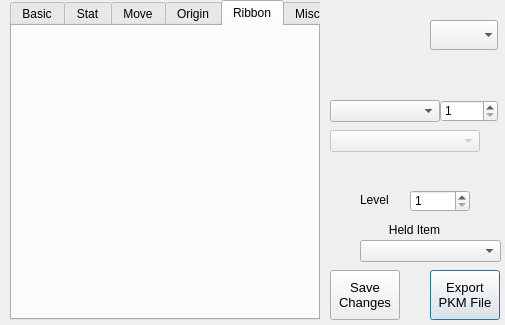
First picture: the form in QT Projects/pkmviewer.ui, repository Annovae/PKMDS-G5, before the edit.
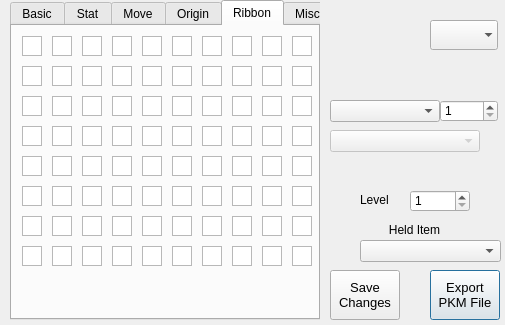
Second picture: the form after the edit. The open tabs and pages were chosen to show the change.

Commit message: Started work on Ribbons in Qt

Patch:
```diff
--- a/QT Projects/pkmviewer.ui
+++ b/QT Projects/pkmviewer.ui
@@ -2726,6 +2726,806 @@
     <attribute name="title">
      <string>Ribbon</string>
     </attribute>
+    <widget class="QGraphicsView" name="pbRibbon_01">
+     <property name="geometry">
+      <rect>
+       <x>10</x>
+       <y>10</y>
+       <width>20</width>
+       <height>20</height>
+      </rect>
+     </property>
+    </widget>
+    <widget class="QGraphicsView" name="pbRibbon_02">
+     <property name="geometry">
+      <rect>
+       <x>40</x>
+       <y>10</y>
+       <width>20</width>
+       <height>20</height>
+      </rect>
+     </property>
+    </widget>
+    <widget class="QGraphicsView" name="pbRibbon_03">
+     <property name="geometry">
+      <rect>
+       <x>70</x>
+       <y>10</y>
+       <width>20</width>
+       <height>20</height>
+      </rect>
+     </property>
+    </widget>
+    <widget class="QGraphicsView" name="pbRibbon_04">
+     <property name="geometry">
+      <rect>
+       <x>100</x>
+       <y>10</y>
+       <width>20</width>
+       <height>20</height>
+      </rect>
+     </property>
+    </widget>
+    <widget class="QGraphicsView" name="pbRibbon_05">
+     <property name="geometry">
+      <rect>
+       <x>130</x>
+       <y>10</y>
+       <width>20</width>
+       <height>20</height>
+      </rect>
+     </property>
+    </widget>
+    <widget class="QGraphicsView" name="pbRibbon_06">
+     <property name="geometry">
+      <rect>
+       <x>160</x>
+       <y>10</y>
+       <width>20</width>
+       <height>20</height>
+      </rect>
+     </property>
+    </widget>
+    <widget class="QGraphicsView" name="pbRibbon_07">
+     <property name="geometry">
+      <rect>
+       <x>190</x>
+       <y>10</y>
+       <width>20</width>
+       <height>20</height>
+      </rect>
+     </property>
+    </widget>
+    <widget class="QGraphicsView" name="pbRibbon_08">
+     <property name="geometry">
+      <rect>
+       <x>220</x>
+       <y>10</y>
+       <width>20</width>
+       <height>20</height>
+      </rect>
+     </property>
+    </widget>
+    <widget class="QGraphicsView" name="pbRibbon_09">
+     <property name="geometry">
+      <rect>
+       <x>250</x>
+       <y>10</y>
+       <width>20</width>
+       <height>20</height>
+      </rect>
+     </property>
+    </widget>
+    <widget class="QGraphicsView" name="pbRibbon_10">
+     <property name="geometry">
+      <rect>
+       <x>280</x>
+       <y>10</y>
+       <width>20</width>
+       <height>20</height>
+      </rect>
+     </property>
+    </widget>
+    <widget class="QGraphicsView" name="pbRibbon_11">
+     <property name="geometry">
+      <rect>
+       <x>10</x>
+       <y>40</y>
+       <width>20</width>
+       <height>20</height>
+      </rect>
+     </property>
+    </widget>
+    <widget class="QGraphicsView" name="pbRibbon_12">
+     <property name="geometry">
+      <rect>
+       <x>40</x>
+       <y>40</y>
+       <width>20</width>
+       <height>20</height>
+      </rect>
+     </property>
+    </widget>
+    <widget class="QGraphicsView" name="pbRibbon_13">
+     <property name="geometry">
+      <rect>
+       <x>70</x>
+       <y>40</y>
+       <width>20</width>
+       <height>20</height>
+      </rect>
+     </property>
+    </widget>
+    <widget class="QGraphicsView" name="pbRibbon_14">
+     <property name="geometry">
+      <rect>
+       <x>100</x>
+       <y>40</y>
+       <width>20</width>
+       <height>20</height>
+      </rect>
+     </property>
+    </widget>
+    <widget class="QGraphicsView" name="pbRibbon_15">
+     <property name="geometry">
+      <rect>
+       <x>130</x>
+       <y>40</y>
+       <width>20</width>
+       <height>20</height>
+      </rect>
+     </property>
+    </widget>
+    <widget class="QGraphicsView" name="pbRibbon_16">
+     <property name="geometry">
+      <rect>
+       <x>160</x>
+       <y>40</y>
+       <width>20</width>
+       <height>20</height>
+      </rect>
+     </property>
+    </widget>
+    <widget class="QGraphicsView" name="pbRibbon_17">
+     <property name="geometry">
+      <rect>
+       <x>190</x>
+       <y>40</y>
+       <width>20</width>
+       <height>20</height>
+      </rect>
+     </property>
+    </widget>
+    <widget class="QGraphicsView" name="pbRibbon_18">
+     <property name="geometry">
+      <rect>
+       <x>220</x>
+       <y>40</y>
+       <width>20</width>
+       <height>20</height>
+      </rect>
+     </property>
+    </widget>
+    <widget class="QGraphicsView" name="pbRibbon_19">
+     <property name="geometry">
+      <rect>
+       <x>250</x>
+       <y>40</y>
+       <width>20</width>
+       <height>20</height>
+      </rect>
+     </property>
+    </widget>
+    <widget class="QGraphicsView" name="pbRibbon_20">
+     <property name="geometry">
+      <rect>
+       <x>280</x>
+       <y>40</y>
+       <width>20</width>
+       <height>20</height>
+      </rect>
+     </property>
+    </widget>
+    <widget class="QGraphicsView" name="pbRibbon_21">
+     <property name="geometry">
+      <rect>
+       <x>10</x>
+       <y>70</y>
+       <width>20</width>
+       <height>20</height>
+      </rect>
+     </property>
+    </widget>
+    <widget class="QGraphicsView" name="pbRibbon_22">
+     <property name="geometry">
+      <rect>
+       <x>40</x>
+       <y>70</y>
+       <width>20</width>
+       <height>20</height>
+      </rect>
+     </property>
+    </widget>
+    <widget class="QGraphicsView" name="pbRibbon_23">
+     <property name="geometry">
+      <rect>
+       <x>70</x>
+       <y>70</y>
+       <width>20</width>
+       <height>20</height>
+      </rect>
+     </property>
+    </widget>
+    <widget class="QGraphicsView" name="pbRibbon_24">
+     <property name="geometry">
+      <rect>
+       <x>100</x>
+       <y>70</y>
+       <width>20</width>
+       <height>20</height>
+      </rect>
+     </property>
+    </widget>
+    <widget class="QGraphicsView" name="pbRibbon_25">
+     <property name="geometry">
+      <rect>
+       <x>130</x>
+       <y>70</y>
+       <width>20</width>
+       <height>20</height>
+      </rect>
+     </property>
+    </widget>
+    <widget class="QGraphicsView" name="pbRibbon_26">
+     <property name="geometry">
+      <rect>
+       <x>160</x>
+       <y>70</y>
+       <width>20</width>
+       <height>20</height>
+      </rect>
+     </property>
+    </widget>
+    <widget class="QGraphicsView" name="pbRibbon_27">
+     <property name="geometry">
+      <rect>
+       <x>190</x>
+       <y>70</y>
+       <width>20</width>
+       <height>20</height>
+      </rect>
+     </property>
+    </widget>
+    <widget class="QGraphicsView" name="pbRibbon_28">
+     <property name="geometry">
+      <rect>
+       <x>220</x>
+       <y>70</y>
+       <width>20</width>
+       <height>20</height>
+      </rect>
+     </property>
+    </widget>
+    <widget class="QGraphicsView" name="pbRibbon_29">
+     <property name="geometry">
+      <rect>
+       <x>250</x>
+       <y>70</y>
+       <width>20</width>
+       <height>20</height>
+      </rect>
+     </property>
+    </widget>
+    <widget class="QGraphicsView" name="pbRibbon_30">
+     <property name="geometry">
+      <rect>
+       <x>280</x>
+       <y>70</y>
+       <width>20</width>
+       <height>20</height>
+      </rect>
+     </property>
+    </widget>
+    <widget class="QGraphicsView" name="pbRibbon_31">
+     <property name="geometry">
+      <rect>
+       <x>10</x>
+       <y>100</y>
+       <width>20</width>
+       <height>20</height>
+      </rect>
+     </property>
+    </widget>
+    <widget class="QGraphicsView" name="pbRibbon_32">
+     <property name="geometry">
+      <rect>
+       <x>40</x>
+       <y>100</y>
+       <width>20</width>
+       <height>20</height>
+      </rect>
+     </property>
+    </widget>
+    <widget class="QGraphicsView" name="pbRibbon_33">
+     <property name="geometry">
+      <rect>
+       <x>70</x>
+       <y>100</y>
+       <width>20</width>
+       <height>20</height>
+      </rect>
+     </property>
+    </widget>
+    <widget class="QGraphicsView" name="pbRibbon_34">
+     <property name="geometry">
+      <rect>
+       <x>100</x>
+       <y>100</y>
+       <width>20</width>
+       <height>20</height>
+      </rect>
+     </property>
+    </widget>
+    <widget class="QGraphicsView" name="pbRibbon_35">
+     <property name="geometry">
+      <rect>
+       <x>130</x>
+       <y>100</y>
+       <width>20</width>
+       <height>20</height>
+      </rect>
+     </property>
+    </widget>
+    <widget class="QGraphicsView" name="pbRibbon_36">
+     <property name="geometry">
+      <rect>
+       <x>160</x>
+       <y>100</y>
+       <width>20</width>
+       <height>20</height>
+      </rect>
+     </property>
+    </widget>
+    <widget class="QGraphicsView" name="pbRibbon_37">
+     <property name="geometry">
+      <rect>
+       <x>190</x>
+       <y>100</y>
+       <width>20</width>
+       <height>20</height>
+      </rect>
+     </property>
+    </widget>
+    <widget class="QGraphicsView" name="pbRibbon_38">
+     <property name="geometry">
+      <rect>
+       <x>220</x>
+       <y>100</y>
+       <width>20</width>
+       <height>20</height>
+      </rect>
+     </property>
+    </widget>
+    <widget class="QGraphicsView" name="pbRibbon_39">
+     <property name="geometry">
+      <rect>
+       <x>250</x>
+       <y>100</y>
+       <width>20</width>
+       <height>20</height>
+      </rect>
+     </property>
+    </widget>
+    <widget class="QGraphicsView" name="pbRibbon_40">
+     <property name="geometry">
+      <rect>
+       <x>280</x>
+       <y>100</y>
+       <width>20</width>
+       <height>20</height>
+      </rect>
+     </property>
+    </widget>
+    <widget class="QGraphicsView" name="pbRibbon_41">
+     <property name="geometry">
+      <rect>
+       <x>10</x>
+       <y>130</y>
+       <width>20</width>
+       <height>20</height>
+      </rect>
+     </property>
+    </widget>
+    <widget class="QGraphicsView" name="pbRibbon_42">
+     <property name="geometry">
+      <rect>
+       <x>40</x>
+       <y>130</y>
+       <width>20</width>
+       <height>20</height>
+      </rect>
+     </property>
+    </widget>
+    <widget class="QGraphicsView" name="pbRibbon_43">
+     <property name="geometry">
+      <rect>
+       <x>70</x>
+       <y>130</y>
+       <width>20</width>
+       <height>20</height>
+      </rect>
+     </property>
+    </widget>
+    <widget class="QGraphicsView" name="pbRibbon_44">
+     <property name="geometry">
+      <rect>
+       <x>100</x>
+       <y>130</y>
+       <width>20</width>
+       <height>20</height>
+      </rect>
+     </property>
+    </widget>
+    <widget class="QGraphicsView" name="pbRibbon_45">
+     <property name="geometry">
+      <rect>
+       <x>130</x>
+       <y>130</y>
+       <width>20</width>
+       <height>20</height>
+      </rect>
+     </property>
+    </widget>
+    <widget class="QGraphicsView" name="pbRibbon_46">
+     <property name="geometry">
+      <rect>
+       <x>160</x>
+       <y>130</y>
+       <width>20</width>
+       <height>20</height>
+      </rect>
+     </property>
+    </widget>
+    <widget class="QGraphicsView" name="pbRibbon_47">
+     <property name="geometry">
+      <rect>
+       <x>190</x>
+       <y>130</y>
+       <width>20</width>
+       <height>20</height>
+      </rect>
+     </property>
+    </widget>
+    <widget class="QGraphicsView" name="pbRibbon_48">
+     <property name="geometry">
+      <rect>
+       <x>220</x>
+       <y>130</y>
+       <width>20</width>
+       <height>20</height>
+      </rect>
+     </property>
+    </widget>
+    <widget class="QGraphicsView" name="pbRibbon_49">
+     <property name="geometry">
+      <rect>
+       <x>250</x>
+       <y>130</y>
+       <width>20</width>
+       <height>20</height>
+      </rect>
+     </property>
+    </widget>
+    <widget class="QGraphicsView" name="pbRibbon_50">
+     <property name="geometry">
+      <rect>
+       <x>280</x>
+       <y>130</y>
+       <width>20</width>
+       <height>20</height>
+      </rect>
+     </property>
+    </widget>
+    <widget class="QGraphicsView" name="pbRibbon_51">
+     <property name="geometry">
+      <rect>
+       <x>10</x>
+       <y>160</y>
+       <width>20</width>
+       <height>20</height>
+      </rect>
+     </property>
+    </widget>
+    <widget class="QGraphicsView" name="pbRibbon_52">
+     <property name="geometry">
+      <rect>
+       <x>40</x>
+       <y>160</y>
+       <width>20</width>
+       <height>20</height>
+      </rect>
+     </property>
+    </widget>
+    <widget class="QGraphicsView" name="pbRibbon_53">
+     <property name="geometry">
+      <rect>
+       <x>70</x>
+       <y>160</y>
+       <width>20</width>
+       <height>20</height>
+      </rect>
+     </property>
+    </widget>
+    <widget class="QGraphicsView" name="pbRibbon_54">
+     <property name="geometry">
+      <rect>
+       <x>100</x>
+       <y>160</y>
+       <width>20</width>
+       <height>20</height>
+      </rect>
+     </property>
+    </widget>
+    <widget class="QGraphicsView" name="pbRibbon_55">
+     <property name="geometry">
+      <rect>
+       <x>130</x>
+       <y>160</y>
+       <width>20</width>
+       <height>20</height>
+      </rect>
+     </property>
+    </widget>
+    <widget class="QGraphicsView" name="pbRibbon_56">
+     <property name="geometry">
+      <rect>
+       <x>160</x>
+       <y>160</y>
+       <width>20</width>
+       <height>20</height>
+      </rect>
+     </property>
+    </widget>
+    <widget class="QGraphicsView" name="pbRibbon_57">
+     <property name="geometry">
+      <rect>
+       <x>190</x>
+       <y>160</y>
+       <width>20</width>
+       <height>20</height>
+      </rect>
+     </property>
+    </widget>
+    <widget class="QGraphicsView" name="pbRibbon_58">
+     <property name="geometry">
+      <rect>
+       <x>220</x>
+       <y>160</y>
+       <width>20</width>
+       <height>20</height>
+      </rect>
+     </property>
+    </widget>
+    <widget class="QGraphicsView" name="pbRibbon_59">
+     <property name="geometry">
+      <rect>
+       <x>250</x>
+       <y>160</y>
+       <width>20</width>
+       <height>20</height>
+      </rect>
+     </property>
+    </widget>
+    <widget class="QGraphicsView" name="pbRibbon_60">
+     <property name="geometry">
+      <rect>
+       <x>280</x>
+       <y>160</y>
+       <width>20</width>
+       <height>20</height>
+      </rect>
+     </property>
+    </widget>
+    <widget class="QGraphicsView" name="pbRibbon_61">
+     <property name="geometry">
+      <rect>
+       <x>10</x>
+       <y>190</y>
+       <width>20</width>
+       <height>20</height>
+      </rect>
+     </property>
+    </widget>
+    <widget class="QGraphicsView" name="pbRibbon_62">
+     <property name="geometry">
+      <rect>
+       <x>40</x>
+       <y>190</y>
+       <width>20</width>
+       <height>20</height>
+      </rect>
+     </property>
+    </widget>
+    <widget class="QGraphicsView" name="pbRibbon_63">
+     <property name="geometry">
+      <rect>
+       <x>70</x>
+       <y>190</y>
+       <width>20</width>
+       <height>20</height>
+      </rect>
+     </property>
+    </widget>
+    <widget class="QGraphicsView" name="pbRibbon_64">
+     <property name="geometry">
+      <rect>
+       <x>100</x>
+       <y>190</y>
+       <width>20</width>
+       <height>20</height>
+      </rect>
+     </property>
+    </widget>
+    <widget class="QGraphicsView" name="pbRibbon_65">
+     <property name="geometry">
+      <rect>
+       <x>130</x>
+       <y>190</y>
+       <width>20</width>
+       <height>20</height>
+      </rect>
+     </property>
+    </widget>
+    <widget class="QGraphicsView" name="pbRibbon_66">
+     <property name="geometry">
+      <rect>
+       <x>160</x>
+       <y>190</y>
+       <width>20</width>
+       <height>20</height>
+      </rect>
+     </property>
+    </widget>
+    <widget class="QGraphicsView" name="pbRibbon_67">
+     <property name="geometry">
+      <rect>
+       <x>190</x>
+       <y>190</y>
+       <width>20</width>
+       <height>20</height>
+      </rect>
+     </property>
+    </widget>
+    <widget class="QGraphicsView" name="pbRibbon_68">
+     <property name="geometry">
+      <rect>
+       <x>220</x>
+       <y>190</y>
+       <width>20</width>
+       <height>20</height>
+      </rect>
+     </property>
+    </widget>
+    <widget class="QGraphicsView" name="pbRibbon_69">
+     <property name="geometry">
+      <rect>
+       <x>250</x>
+       <y>190</y>
+       <width>20</width>
+       <height>20</height>
+      </rect>
+     </property>
+    </widget>
+    <widget class="QGraphicsView" name="pbRibbon_70">
+     <property name="geometry">
+      <rect>
+       <x>280</x>
+       <y>190</y>
+       <width>20</width>
+       <height>20</height>
+      </rect>
+     </property>
+    </widget>
+    <widget class="QGraphicsView" name="pbRibbon_71">
+     <property name="geometry">
+      <rect>
+       <x>10</x>
+       <y>220</y>
+       <width>20</width>
+       <height>20</height>
+      </rect>
+     </property>
+    </widget>
+    <widget class="QGraphicsView" name="pbRibbon_72">
+     <property name="geometry">
+      <rect>
+       <x>40</x>
+       <y>220</y>
+       <width>20</width>
+       <height>20</height>
+      </rect>
+     </property>
+    </widget>
+    <widget class="QGraphicsView" name="pbRibbon_73">
+     <property name="geometry">
+      <rect>
+       <x>70</x>
+       <y>220</y>
+       <width>20</width>
+       <height>20</height>
+      </rect>
+     </property>
+    </widget>
+    <widget class="QGraphicsView" name="pbRibbon_74">
+     <property name="geometry">
+      <rect>
+       <x>100</x>
+       <y>220</y>
+       <width>20</width>
+       <height>20</height>
+      </rect>
+     </property>
+    </widget>
+    <widget class="QGraphicsView" name="pbRibbon_75">
+     <property name="geometry">
+      <rect>
+       <x>130</x>
+       <y>220</y>
+       <width>20</width>
+       <height>20</height>
+      </rect>
+     </property>
+    </widget>
+    <widget class="QGraphicsView" name="pbRibbon_76">
+     <property name="geometry">
+      <rect>
+       <x>160</x>
+       <y>220</y>
+       <width>20</width>
+       <height>20</height>
+      </rect>
+     </property>
+    </widget>
+    <widget class="QGraphicsView" name="pbRibbon_77">
+     <property name="geometry">
+      <rect>
+       <x>190</x>
+       <y>220</y>
+       <width>20</width>
+       <height>20</height>
+      </rect>
+     </property>
+    </widget>
+    <widget class="QGraphicsView" name="pbRibbon_78">
+     <property name="geometry">
+      <rect>
+       <x>220</x>
+       <y>220</y>
+       <width>20</width>
+       <height>20</height>
+      </rect>
+     </property>
+    </widget>
+    <widget class="QGraphicsView" name="pbRibbon_79">
+     <property name="geometry">
+      <rect>
+       <x>250</x>
+       <y>220</y>
+       <width>20</width>
+       <height>20</height>
+      </rect>
+     </property>
+    </widget>
+    <widget class="QGraphicsView" name="pbRibbon_80">
+     <property name="geometry">
+      <rect>
+       <x>280</x>
+       <y>220</y>
+       <width>20</width>
+       <height>20</height>
+      </rect>
+     </property>
+    </widget>
    </widget>
    <widget class="QWidget" name="tpMisc">
     <attribute name="title">
```
The commit also changes 2 other files.
